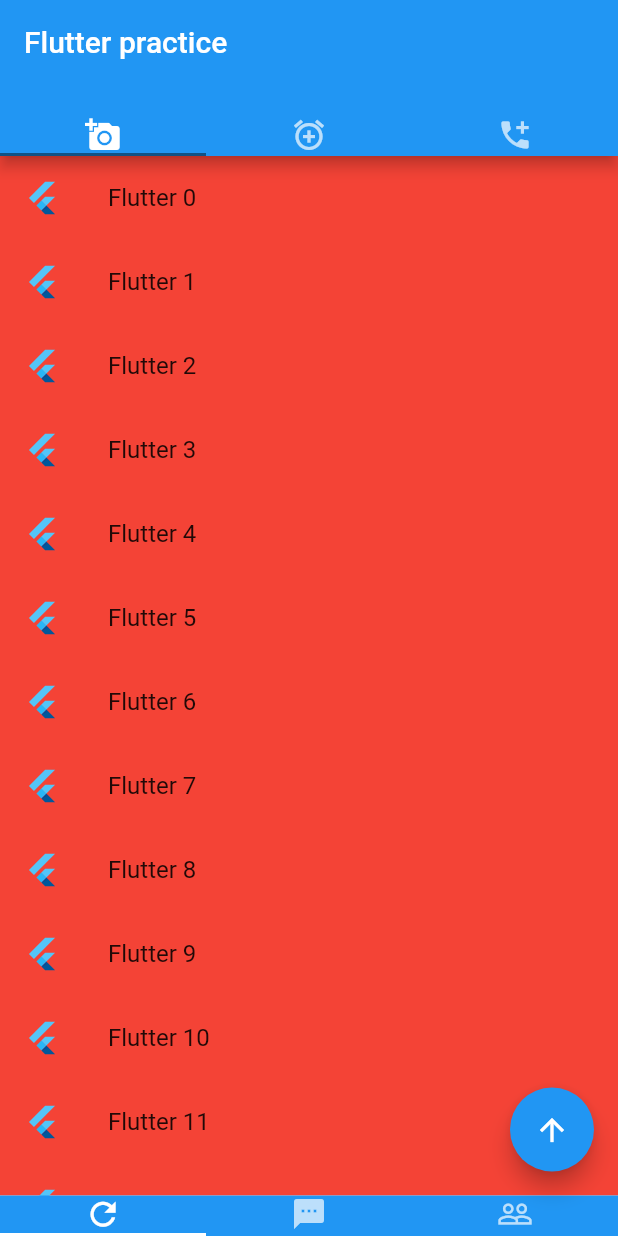
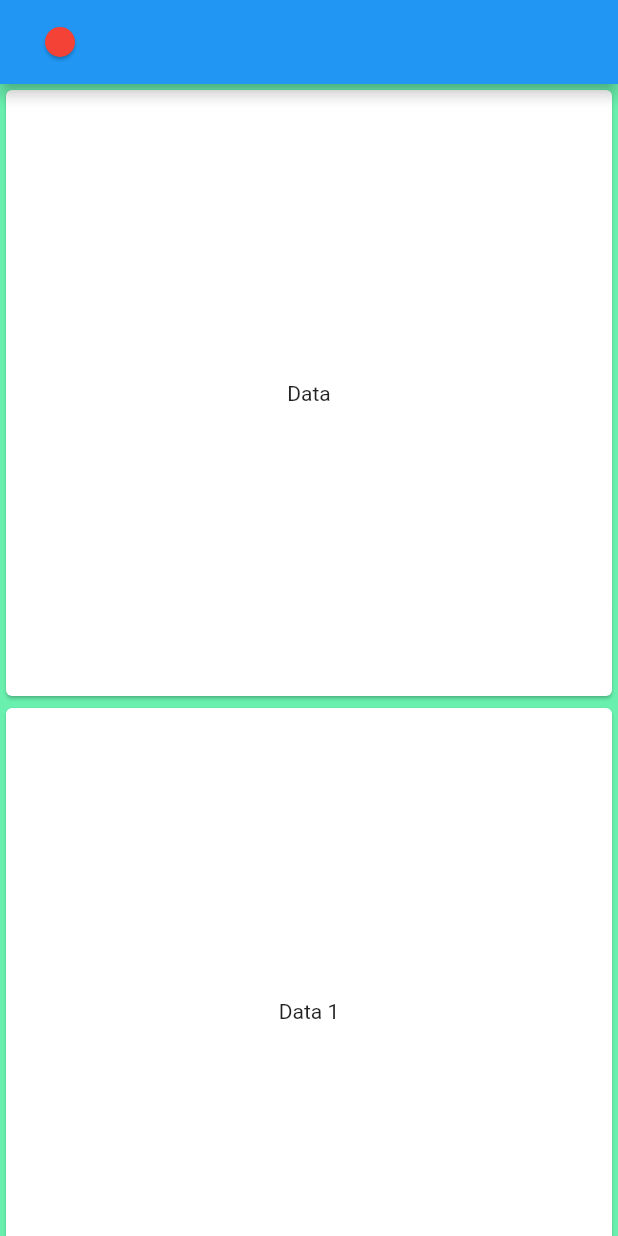
Before and after one commit to mostafa9696/FlutterPractice, a Flutter app: the screen it shows after launch, on a phone screen of 412 x 824 dp. Run offline on Flutter 3.47's test engine with Material 2 defaults, Android fonts, the phone set to English and light mode, and no system bars; our stand-ins replace device_info.

Commit message:
Continue work with flutter course

```diff
--- a/lib/main.dart
+++ b/lib/main.dart
@@ -4,7 +4,7 @@ import 'package:flutter/material.dart';
 import 'package:device_info/device_info.dart';
 
 void main() {
-  runApp(new MyAppSeven());
+  runApp(new MyApp9());
   /*runApp(new MaterialApp(
       routes: <String, WidgetBuilder>{
         "/PageTwo":(BuildContext context) => MyAppSixPageTwo(),
@@ -625,3 +625,128 @@ class _MyStateSix extends State<MyAppSeven>
             )));
   }
 }
+
+
+///////////////////////////////////////////////////////////////
+///////////////////////////////////////////////////////////////
+
+
+class MyAppEight extends StatefulWidget {
+  @override
+  _MyStateSeven createState() => new _MyStateSeven();
+}
+
+class _MyStateSeven extends State<MyAppEight> {
+
+  String imageUrl = "https://www.gravatar.com/avatar/205e460b479e2e5b48aec07710c08d50";
+  String imageUrl2 = "https://www.gstatic.com/webp/gallery/2.jpg";
+  String imageUrl3 = "https://www.gstatic.com/webp/gallery/5.jpg";
+
+  ListTile getListItem(BuildContext scaffoldContext, String url, String text){
+    return ListTile(
+      title: Text(text),
+      leading: InkWell(
+        onTap: (){
+          Navigator.push(scaffoldContext, MaterialPageRoute(builder: (BuildContext context){
+            return AnotherPage(imageUrl: url, tag: "test anim$text");
+          }));
+        },
+        child: Hero(
+          tag: "test anim$text",
+          child: Container(
+            width: 50,height: 50,
+            decoration: BoxDecoration(
+                shape: BoxShape.circle,
+                image: DecorationImage(
+                    fit: BoxFit.fill,
+                    image: NetworkImage(url))
+            ),
+          ),
+        ),
+      ),
+    );
+  }
+
+  @override
+  Widget build(BuildContext context) {
+    return new MaterialApp(
+        home: Scaffold(
+          body:Builder(
+        builder: (scaffoldContext) =>  ListView(children: <Widget>[
+          getListItem(scaffoldContext, imageUrl, "mostafa 1"),
+          getListItem(scaffoldContext, imageUrl, "mostafa 2"),
+          getListItem(scaffoldContext, imageUrl2, "mostafa 3"),
+          getListItem(scaffoldContext, imageUrl, "mostafa 4"),
+          getListItem(scaffoldContext, imageUrl3, "mostafa 5"),
+          getListItem(scaffoldContext, imageUrl2, "mostafa 6"),
+
+        ],),
+
+        )));
+  }
+}
+
+class AnotherPage extends StatelessWidget{
+  final String imageUrl;
+  final String tag;
+
+  const AnotherPage({Key key, this.imageUrl, this.tag}) : super(key: key);
+
+  @override
+  Widget build(BuildContext context) {
+    return Scaffold(
+      body: Hero(
+        tag:tag,
+        child: Center(
+          child: Container(
+            child: Image.network(imageUrl),),
+        ))
+    );
+  }
+
+}
+
+
+///////////////////////////////////////////////////////////////
+///////////////////////////////////////////////////////////////
+
+
+class MyApp9 extends StatefulWidget {
+  @override
+  _MyState8 createState() => new _MyState8();
+}
+
+class _MyState8 extends State<MyApp9> {
+
+  double sliderValue = 1.0;
+
+  @override
+  Widget build(BuildContext context) {
+    return new MaterialApp(
+        home: Scaffold(
+          backgroundColor: Colors.greenAccent,
+            appBar: AppBar(
+              title: Slider(
+                  min: 1,max: 4,
+                  activeColor: Colors.red, value:sliderValue,
+                  onChanged: (double value){
+                    setState(() {
+                      sliderValue = value;
+                    });
+                  }),),
+            body: GridView.count(crossAxisSpacing: 10,
+              crossAxisCount: sliderValue.toInt(), children: <Widget>[
+              Card(child: Center(child: Text("Data"),),),
+              Card(child: Center(child: Text("Data 1"),),),
+              Card(child: Center(child: Text("Data 2"),),),
+              Card(child: Center(child: Text("Data 3"),),),
+              Card(child: Center(child: Text("Data 4"),),),
+              Card(child: Center(child: Text("Data 5"),),),
+              Card(child: Center(child: Text("Data 6"),),),
+              Card(child: Center(child: Text("Data 7"),),),
+              Card(child: Center(child: Text("Data 8"),),),
+            ],)
+
+            ));
+  }
+}
```
